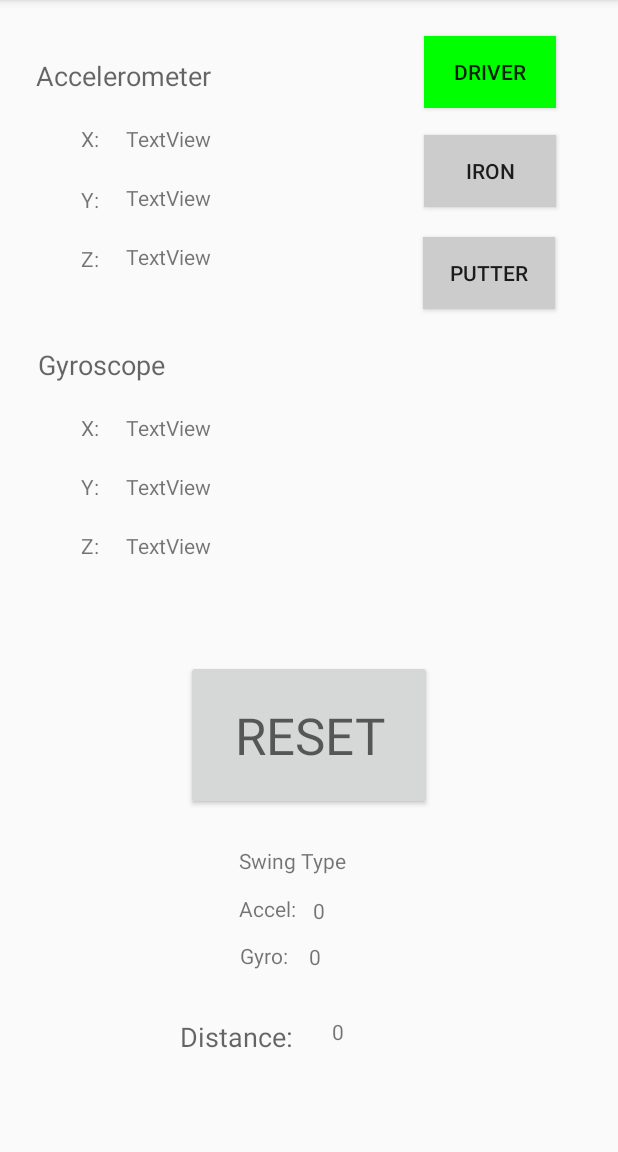
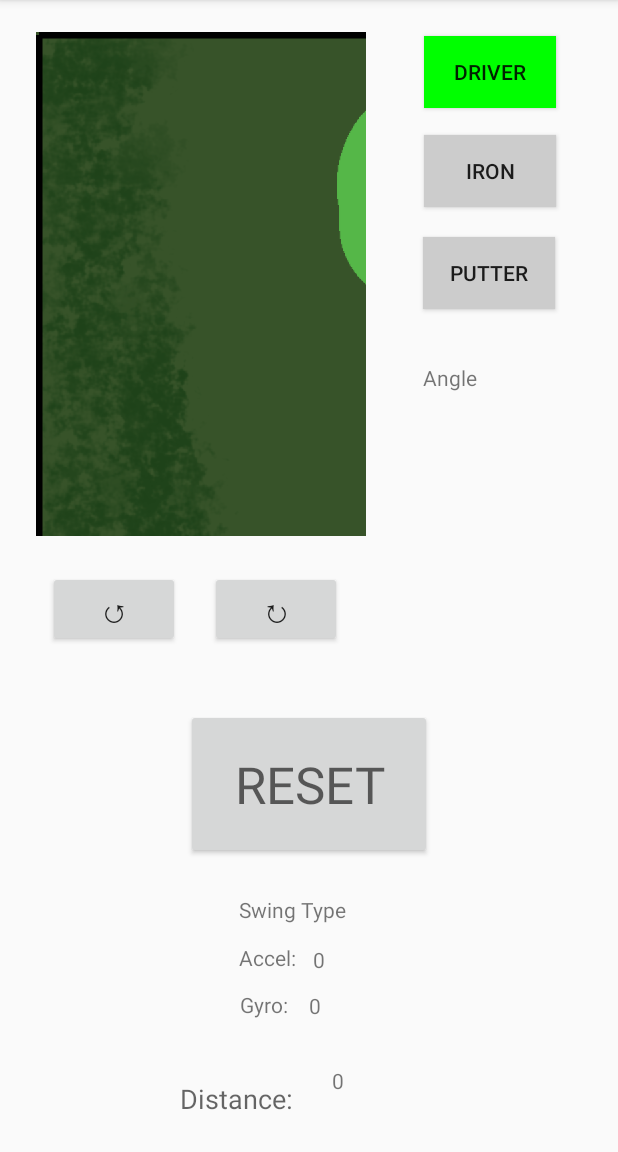
Before and after one commit to townsenb/LiveGolf, an Android app: the screen it shows after launch (MainActivity), on a phone screen of 412 x 824 dp, the part 84-1236 px from its top. Run offline under Robolectric (Android 15) with nearby library versions, the phone set to English and light mode, and no system bars.

Commit message:
Minimap and rotation

```diff
--- /dev/null
+++ b/app/src/main/java/com/example/livegolf/DrawView.java
@@ -0,0 +1,77 @@
+package com.example.livegolf;
+
+import android.content.Context;
+import android.content.res.Resources;
+import android.graphics.Bitmap;
+import android.graphics.BitmapFactory;
+import android.graphics.Canvas;
+import android.graphics.Color;
+import android.graphics.Paint;
+import android.util.AttributeSet;
+import android.view.View;
+
+
+
+
+public class DrawView extends View {
+
+    private Canvas canvas;
+    private Paint paint = new Paint();
+
+    public int angle = 0;
+    private int width = 770;
+    private int height = 1175;
+    private int teeX = 383;
+    private int teeY = 1045;
+
+    Bitmap background;
+
+    private void init() {
+        Bitmap orig = BitmapFactory.decodeResource(getResources(),R.drawable.golfcourse);
+        background = Bitmap.createScaledBitmap(
+                orig, 770, 1175, false);
+        paint.setColor(Color.WHITE);
+        paint.setStrokeWidth(5);
+        paint.setAntiAlias(true);
+    }
+
+    public DrawView(Context context) {
+        super(context);
+        init();
+    }
+
+    public DrawView(Context context, AttributeSet attrs) {
+        super(context, attrs);
+        init();
+    }
+
+    public DrawView(Context context, AttributeSet attrs, int defStyle) {
+        super(context, attrs, defStyle);
+        init();
+    }
+
+    @Override
+    public void onDraw(Canvas canvas) {
+        this.canvas = canvas;
+        canvas.drawBitmap(background,0,0,null);
+        canvas.drawLine(teeX, teeY, width/2 + angle, 0, paint);
+        drawBorders(canvas);
+    }
+
+    public void updateAngle(int angleOffset){
+        angle += angleOffset;
+        canvas.drawLine(width/2, height - 20, width/2 + angle, 0, paint);
+    }
+
+    private void drawBorders(Canvas canvas){
+        Paint border = new Paint();
+        border.setColor(Color.BLACK);
+        border.setStrokeWidth(7);
+        int x = 3;
+        canvas.drawLine(x, x, width-x, x, border);
+        canvas.drawLine(x, x, x, height-x, border);
+        canvas.drawLine(x, height-x, width-x, height-x, border);
+        canvas.drawLine(width-x, height-x, width-x, x, border);
+    }
+
+}
--- a/app/src/main/java/com/example/livegolf/MainActivity.java
+++ b/app/src/main/java/com/example/livegolf/MainActivity.java
@@ -1,6 +1,5 @@
 package com.example.livegolf;
 
-import androidx.annotation.ColorInt;
 import androidx.appcompat.app.AppCompatActivity;
 
 import android.content.Context;
@@ -33,14 +32,6 @@ public class MainActivity extends AppCompatActivity {
     private Sensor accel;
     private Sensor gyro;
 
-    private TextView accel_x_text;
-    private TextView accel_y_text;
-    private TextView accel_z_text;
-
-    private TextView gyro_x_text;
-    private TextView gyro_y_text;
-    private TextView gyro_z_text;
-
     private TextView accelVal_text;
     private TextView gyroVal_text;
 
@@ -58,6 +49,9 @@ public class MainActivity extends AppCompatActivity {
     private Button iron_btn;
     private Button putt_btn;
 
+    private Button left_btn;
+    private Button right_btn;
+
     private Vibrator vibrator;
 
     private MediaPlayer drive_sound, iron_sound, putt_sound, hole_sound, ding_sound;
@@ -66,11 +60,20 @@ public class MainActivity extends AppCompatActivity {
     private boolean drive, iron, putt = false;
     private boolean driverSelected, ironSelected, putterSelected = false;
 
+    private DrawView map;
+
+    private int angleStep = 20;
+    private int angleOffset = 0;
+    public TextView angleTextView;
+
 
     @Override
     protected void onCreate(Bundle savedInstanceState) {
         super.onCreate(savedInstanceState);
         setContentView(R.layout.activity_main);
+
+        map = findViewById(R.id.mapView);
+        map.setBackgroundColor(Color.GRAY);
 
         sensorManager = (SensorManager) getSystemService(Context.SENSOR_SERVICE);
         accel = sensorManager.getDefaultSensor(Sensor.TYPE_ACCELEROMETER);
@@ -79,16 +82,9 @@ public class MainActivity extends AppCompatActivity {
         sensorManager.registerListener(accelerometerListener, accel , SensorManager.SENSOR_DELAY_GAME);
         sensorManager.registerListener(gyroscopeListener, gyro , SensorManager.SENSOR_DELAY_GAME);
 
-        accel_x_text = findViewById(R.id.Accel_x);
-        accel_y_text = findViewById(R.id.Accel_y);
-        accel_z_text = findViewById(R.id.Accel_z);
-
-        gyro_x_text = findViewById(R.id.Gyro_x);
-        gyro_y_text = findViewById(R.id.Gyro_y);
-        gyro_z_text = findViewById(R.id.Gyro_z);
-
         accelVal_text = findViewById(R.id.acc_val);
         gyroVal_text = findViewById(R.id.gyro_val);
+        angleTextView = findViewById(R.id.angleVal);
 
         distance = findViewById(R.id.distance);
 
@@ -115,8 +111,10 @@ public class MainActivity extends AppCompatActivity {
         putt_btn = findViewById(R.id.Putt_btn);
         putt_btn.setBackgroundColor(Color.LTGRAY);
 
+        left_btn = findViewById(R.id.left_btn);
+        right_btn = findViewById(R.id.right_btn);
+
         swing_type = findViewById(R.id.Swing_pos);
-
 
         //Button listeners
         swing_btn.setOnClickListener(new View.OnClickListener(){
@@ -165,6 +163,26 @@ public class MainActivity extends AppCompatActivity {
             }
         });
 
+        right_btn.setOnClickListener(new View.OnClickListener() {
+            @Override
+            public void onClick(View v) {
+                angleOffset += angleStep;
+                map.updateAngle(angleStep);
+                map.invalidate();
+                angleTextView.setText(String.valueOf(angleOffset));
+            }
+        });
+
+        left_btn.setOnClickListener(new View.OnClickListener() {
+            @Override
+            public void onClick(View v) {
+                angleOffset += -1 * angleStep;
+                map.updateAngle(-1 * angleStep);
+                map.invalidate();
+                angleTextView.setText(String.valueOf(angleOffset));
+            }
+        });
+
     }
 
 
@@ -173,15 +191,12 @@ public class MainActivity extends AppCompatActivity {
         public void onSensorChanged(SensorEvent event) {
             Sensor sensor = event.sensor;
             if (sensor.getType() == Sensor.TYPE_ACCELEROMETER) {
-                accel_x_text.setText(String.valueOf(event.values[X]));
                 accelChange[X] = accelVals[X] - event.values[X];
                 accelVals[X] = event.values[X];
 
-                accel_y_text.setText(String.valueOf(event.values[Y]));
                 accelChange[Y] = accelVals[Y] - event.values[Y];
                 accelVals[Y] = event.values[Y];
 
-                accel_z_text.setText(String.valueOf(event.values[Z]));
                 accelChange[Z] = accelVals[Z] - event.values[Z];
                 accelVals[Z] = event.values[Z];
                 if(accelVals[Z] < accelMax){
@@ -201,13 +216,8 @@ public class MainActivity extends AppCompatActivity {
         public void onSensorChanged(SensorEvent event) {
             Sensor sensor = event.sensor;
             if (sensor.getType() == TYPE_GYROSCOPE) {
-                gyro_x_text.setText(String.valueOf(event.values[X]));
                 gyroVals[X] = event.values[X];
-
-                gyro_y_text.setText(String.valueOf(event.values[Y]));
                 gyroVals[Y] = event.values[Y];
-
-                gyro_z_text.setText(String.valueOf(event.values[Z]));
                 gyroVals[Z] = event.values[Z];
             }
         }
@@ -222,16 +232,16 @@ public class MainActivity extends AppCompatActivity {
         double clubConst = 1;
         power = Math.abs(power);
         if(driverSelected){
-            clubConst = 18;
-            return sigmoid(power,0.7) * power * clubConst;
+            clubConst = 260;
+            return sigmoid(power,0.45) * clubConst;
         }
         if(ironSelected){
-            clubConst = 8.7;
-            return sigmoid(power,1) * power * clubConst;
+            clubConst = 120;
+            return sigmoid(power,0.8) * clubConst;
         }
         if(putterSelected) {
-            clubConst = 1;
-            return sigmoid(power * clubConst,3) * power * clubConst;
+            clubConst = 2;
+            return sigmoid(power * clubConst,2) * power * clubConst;
         }
         return 0;
     }
--- a/app/src/main/res/layout/activity_main.xml
+++ b/app/src/main/res/layout/activity_main.xml
@@ -6,153 +6,12 @@
     android:layout_height="match_parent"
     tools:context=".MainActivity">
 
-    <TextView
-        android:id="@+id/textView6"
-        android:layout_width="wrap_content"
-        android:layout_height="wrap_content"
-        android:layout_marginStart="54dp"
-        android:layout_marginTop="20dp"
-        android:text="Z:"
-        app:layout_constraintStart_toStartOf="parent"
-        app:layout_constraintTop_toBottomOf="@+id/textView5" />
-
-    <TextView
-        android:id="@+id/textView4"
-        android:layout_width="wrap_content"
-        android:layout_height="wrap_content"
-        android:layout_marginStart="54dp"
-        android:layout_marginTop="20dp"
-        android:text="X:"
-        app:layout_constraintStart_toStartOf="parent"
-        app:layout_constraintTop_toBottomOf="@+id/gyro_label" />
-
-    <TextView
-        android:id="@+id/textView5"
-        android:layout_width="wrap_content"
-        android:layout_height="wrap_content"
-        android:layout_marginStart="54dp"
-        android:layout_marginTop="20dp"
-        android:text="Y:"
-        app:layout_constraintStart_toStartOf="parent"
-        app:layout_constraintTop_toBottomOf="@+id/textView4" />
-
-    <TextView
-        android:id="@+id/textView3"
-        android:layout_width="wrap_content"
-        android:layout_height="wrap_content"
-        android:layout_marginStart="54dp"
-        android:layout_marginTop="20dp"
-        android:text="Z:"
-        app:layout_constraintStart_toStartOf="parent"
-        app:layout_constraintTop_toBottomOf="@+id/textView2" />
-
-    <TextView
-        android:id="@+id/accel_label"
-        android:layout_width="wrap_content"
-        android:layout_height="wrap_content"
-        android:layout_marginStart="24dp"
-        android:layout_marginTop="38dp"
-        android:text="Accelerometer"
-        android:textAppearance="@style/TextAppearance.AppCompat.Medium"
-        app:layout_constraintStart_toStartOf="parent"
-        app:layout_constraintTop_toTopOf="parent" />
-
-    <TextView
-        android:id="@+id/Accel_x"
-        android:layout_width="wrap_content"
-        android:layout_height="wrap_content"
-        android:layout_marginStart="18dp"
-        android:layout_marginTop="20dp"
-        android:text="TextView"
-        app:layout_constraintStart_toEndOf="@+id/textView"
-        app:layout_constraintTop_toBottomOf="@+id/accel_label" />
-
-    <TextView
-        android:id="@+id/Accel_y"
-        android:layout_width="wrap_content"
-        android:layout_height="wrap_content"
-        android:layout_marginStart="18dp"
-        android:layout_marginTop="20dp"
-        android:text="TextView"
-        app:layout_constraintStart_toEndOf="@+id/textView2"
-        app:layout_constraintTop_toBottomOf="@+id/Accel_x" />
-
-    <TextView
-        android:id="@+id/gyro_label"
-        android:layout_width="wrap_content"
-        android:layout_height="wrap_content"
-        android:layout_marginStart="25dp"
-        android:layout_marginTop="50dp"
-        android:text="Gyroscope"
-        android:textAppearance="@style/TextAppearance.AppCompat.Medium"
-        app:layout_constraintStart_toStartOf="parent"
-        app:layout_constraintTop_toBottomOf="@+id/Accel_z" />
-
-    <TextView
-        android:id="@+id/Gyro_x"
-        android:layout_width="wrap_content"
-        android:layout_height="wrap_content"
-        android:layout_marginStart="18dp"
-        android:layout_marginTop="20dp"
-        android:text="TextView"
-        app:layout_constraintStart_toEndOf="@+id/textView4"
-        app:layout_constraintTop_toBottomOf="@+id/gyro_label" />
-
-    <TextView
-        android:id="@+id/Gyro_y"
-        android:layout_width="wrap_content"
-        android:layout_height="wrap_content"
-        android:layout_marginStart="18dp"
-        android:layout_marginTop="20dp"
-        android:text="TextView"
-        app:layout_constraintStart_toEndOf="@+id/textView5"
-        app:layout_constraintTop_toBottomOf="@+id/Gyro_x" />
-
-    <TextView
-        android:id="@+id/Gyro_z"
-        android:layout_width="wrap_content"
-        android:layout_height="wrap_content"
-        android:layout_marginStart="18dp"
-        android:layout_marginTop="20dp"
-        android:text="TextView"
-        app:layout_constraintStart_toEndOf="@+id/textView6"
-        app:layout_constraintTop_toBottomOf="@+id/Gyro_y" />
-
-    <TextView
-        android:id="@+id/Accel_z"
-        android:layout_width="wrap_content"
-        android:layout_height="wrap_content"
-        android:layout_marginStart="18dp"
-        android:layout_marginTop="20dp"
-        android:text="TextView"
-        app:layout_constraintStart_toEndOf="@+id/textView3"
-        app:layout_constraintTop_toBottomOf="@+id/Accel_y" />
-
-    <TextView
-        android:id="@+id/textView"
-        android:layout_width="wrap_content"
-        android:layout_height="wrap_content"
-        android:layout_marginStart="54dp"
-        android:layout_marginTop="20dp"
-        android:text="X:"
-        app:layout_constraintStart_toStartOf="parent"
-        app:layout_constraintTop_toBottomOf="@+id/accel_label" />
-
-    <TextView
-        android:id="@+id/textView2"
-        android:layout_width="wrap_content"
-        android:layout_height="wrap_content"
-        android:layout_marginStart="54dp"
-        android:layout_marginTop="21dp"
-        android:text="Y:"
-        app:layout_constraintStart_toStartOf="parent"
-        app:layout_constraintTop_toBottomOf="@+id/textView" />
-
     <Button
         android:id="@+id/Swing_btn"
         android:layout_width="164dp"
         android:layout_height="100dp"
         android:layout_marginStart="162dp"
+        android:layout_marginTop="24dp"
         android:layout_marginEnd="162dp"
         android:layout_marginBottom="178dp"
         android:text="RESET"
@@ -161,8 +20,7 @@
         app:layout_constraintEnd_toEndOf="parent"
         app:layout_constraintHorizontal_bias="0.506"
         app:layout_constraintStart_toStartOf="parent"
-        app:layout_constraintTop_toBottomOf="@+id/Gyro_z"
-        app:layout_constraintVertical_bias="0.573" />
+        app:layout_constraintTop_toBottomOf="@+id/right_btn" />
 
     <TextView
         android:id="@+id/Swing_pos"
@@ -185,8 +43,6 @@
         android:layout_marginEnd="41dp"
         android:text="Iron"
         app:layout_constraintEnd_toEndOf="parent"
-        app:layout_constraintHorizontal_bias="1.0"
-        app:layout_constraintStart_toEndOf="@+id/accel_label"
         app:layout_constraintTop_toBottomOf="@+id/Drive_btn" />
 
     <Button
@@ -197,8 +53,6 @@
         android:layout_marginEnd="42dp"
         android:text="putter"
         app:layout_constraintEnd_toEndOf="parent"
-        app:layout_constraintHorizontal_bias="1.0"
-        app:layout_constraintStart_toEndOf="@+id/accel_label"
         app:layout_constraintTop_toBottomOf="@+id/Iron_btn" />
 
     <TextView
@@ -247,8 +101,10 @@
         android:layout_height="wrap_content"
         android:layout_marginStart="120dp"
         android:layout_marginTop="32dp"
+        android:layout_marginBottom="15dp"
         android:text="Distance: "
         android:textAppearance="@style/TextAppearance.AppCompat.Medium"
+        app:layout_constraintBottom_toBottomOf="parent"
         app:layout_constraintStart_toStartOf="parent"
         app:layout_constraintTop_toBottomOf="@+id/textView10" />
 
@@ -272,4 +128,46 @@
         app:layout_constraintHorizontal_bias="0.873"
         app:layout_constraintStart_toStartOf="parent"
         app:layout_constraintTop_toTopOf="parent" />
+
+    <Button
+        android:id="@+id/left_btn"
+        android:layout_width="wrap_content"
+        android:layout_height="wrap_content"
+        android:layout_marginStart="32dp"
+        android:layout_marginTop="23dp"
+        android:text="↺"
+        android:textAppearance="@style/TextAppearance.AppCompat.Large"
+        app:layout_constraintStart_toStartOf="parent"
+        app:layout_constraintTop_toBottomOf="@+id/mapView" />
+
+    <Button
+        android:id="@+id/right_btn"
+        android:layout_width="wrap_content"
+        android:layout_height="wrap_content"
+        android:layout_marginStart="20dp"
+        android:layout_marginTop="23dp"
+        android:text="↻"
+        android:textAppearance="@style/TextAppearance.AppCompat.Large"
+        app:layout_constraintStart_toEndOf="@+id/left_btn"
+        app:layout_constraintTop_toBottomOf="@+id/mapView" />
+
+    <view
+        android:id="@+id/mapView"
+        class="com.example.livegolf.DrawView"
+        android:layout_width="220dp"
+        android:layout_height="336dp"
+        android:layout_marginStart="24dp"
+        android:layout_marginTop="21dp"
+        app:layout_constraintStart_toStartOf="parent"
+        app:layout_constraintTop_toTopOf="parent" />
+
+    <TextView
+        android:id="@+id/angleVal"
+        android:layout_width="wrap_content"
+        android:layout_height="wrap_content"
+        android:layout_marginStart="38dp"
+        android:layout_marginTop="36dp"
+        android:text="Angle"
+        app:layout_constraintStart_toEndOf="@+id/mapView"
+        app:layout_constraintTop_toBottomOf="@+id/Putt_btn" />
 </androidx.constraintlayout.widget.ConstraintLayout>
```
Also changed, not shown: app/src/main/res/drawable/golfcourse.png (added).
